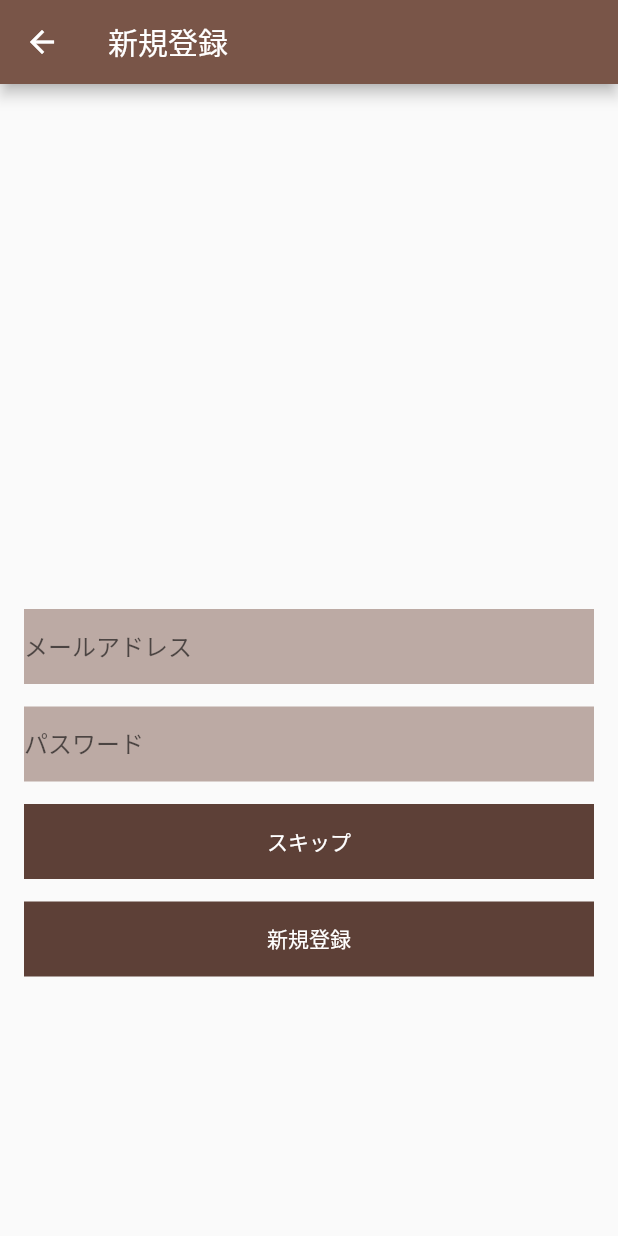
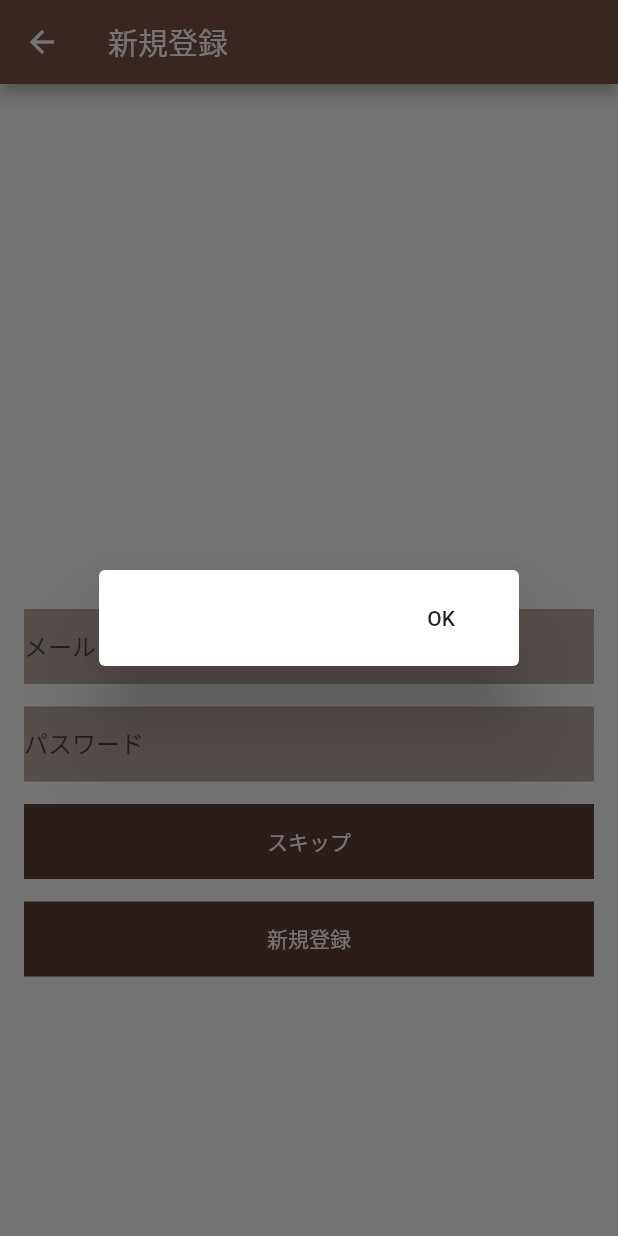
Before and after one commit to sakurako-y0316/sakuline, a Flutter app: the SignUpScreen screen opened directly, after a tap on "新規登録", on a phone screen of 412 x 824 dp. Run offline on Flutter 3.47's test engine with Material 2 defaults, Android fonts, the phone set to English and light mode, and no system bars; our stand-ins replace cloud_firestore, firebase_auth, freezed_annotation, random_string, state_notifier; missing offline and left inert: freezed; accounts and stored records are empty.

Commit message:
新規登録　作業中

```diff
--- a/lib/screen/signup_screen.dart
+++ b/lib/screen/signup_screen.dart
@@ -1,15 +1,24 @@
 import 'package:flutter/material.dart';
+import 'package:provider/provider.dart';
+import 'package:sakura_line/view_model/signup_screen_view_model.dart';
 
 import 'top_screen.dart';
 
 class SignUpScreen extends StatelessWidget {
   @override
   Widget build(BuildContext context) {
-    return Scaffold(
+    final mailController = TextEditingController();
+    final passwordController = TextEditingController();
+
+    return ChangeNotifierProvider<SignUpScreenViewModel>(
+      create: (_) => SignUpScreenViewModel(),
+      child: Scaffold(
         appBar: AppBar(
           title: Text('新規登録'),
         ),
-      body: SingleChildScrollView(
+        body: Consumer<SignUpScreenViewModel>(
+            builder: (context, viewmodel, child) {
+          return SingleChildScrollView(
             child: Column(
               children: <Widget>[
                 SizedBox(
@@ -20,6 +29,10 @@ class SignUpScreen extends StatelessWidget {
                   height: 50,
                   margin: EdgeInsets.only(left: 16, right: 16),
                   child: TextField(
+                    onChanged: (text) {
+                      viewmodel.mail = text;
+                    },
+                    controller: mailController,
                     decoration: InputDecoration(
                       hintText: 'メールアドレス',
                       border: InputBorder.none,
@@ -29,8 +42,13 @@ class SignUpScreen extends StatelessWidget {
                 Container(
                   color: Colors.brown[200],
                   height: 50,
-              margin: EdgeInsets.only(left: 16, right: 16, top: 15, bottom: 15),
+                  margin:
+                      EdgeInsets.only(left: 16, right: 16, top: 15, bottom: 15),
                   child: TextField(
+                    onChanged: (text) {
+                      viewmodel.password = text;
+                    },
+                    controller: passwordController,
                     decoration: InputDecoration(
                       hintText: 'パスワード',
                       border: InputBorder.none,
@@ -65,7 +83,14 @@ class SignUpScreen extends StatelessWidget {
                   height: 50,
                   margin: EdgeInsets.only(left: 16, right: 16),
                   child: FlatButton(
-                  onPressed: () {},
+                      onPressed: () async {
+                        try {
+                          await viewmodel.signUp();
+                          _showDialog(context, '登録完了しました');
+                        } catch (e) {
+                          _showDialog(context, e.toString());
+                        }
+                      },
                       child: Text(
                         '新規登録',
                         style: TextStyle(color: Colors.white),
@@ -73,7 +98,25 @@ class SignUpScreen extends StatelessWidget {
                 )
               ],
             ),
+          );
+        }),
       ),
     );
   }
+
+  Future _showDialog(BuildContext context, String title) async {
+    showDialog(
+        context: context,
+        builder: (BuildContext context) {
+          return AlertDialog(
+            actions: <Widget>[
+              FlatButton(
+                  onPressed: () {
+                    Navigator.of(context).pop();
+                  },
+                  child: Text('OK'))
+            ],
+          );
+        });
   }
+}
--- /dev/null
+++ b/lib/view_model/signup_screen_view_model.dart
@@ -0,0 +1,29 @@
+import 'package:cloud_firestore/cloud_firestore.dart';
+import 'package:firebase_auth/firebase_auth.dart';
+import 'package:flutter/material.dart';
+
+class SignUpScreenViewModel extends ChangeNotifier {
+  String mail = '';
+  String password = '';
+
+  final FirebaseAuth _auth = FirebaseAuth.instance;
+
+  Future signUp() async {
+    if (mail.isEmpty) {
+      throw ('メールアドレスを入力してください');
+    }
+    if (password.isEmpty) {
+      throw ('パスワードを入力してください');
+    }
+
+    final FirebaseUser user = (await _auth.createUserWithEmailAndPassword(
+            email: mail, password: password))
+        .user;
+    final email = user.email;
+
+    Firestore.instance.collection('user').add({
+      'email': email,
+      'createdAt': Timestamp.now(),
+    });
+  }
+}
--- a/pubspec.yaml
+++ b/pubspec.yaml
@@ -11,8 +11,8 @@ environment:
 dependencies:
   flutter:
     sdk: flutter
-  # firebase_storage: ^3.1.6
-  # firebase_auth: ^0.16.1
+  firebase_storage: ^3.1.6
+  firebase_auth: ^0.16.1
   pedantic_mono: ^1.9.1
   state_notifier: ^0.5.0
   intl: ^0.15.7
```
Also changed, not shown: lib/screen/login_screen.dart (+11 -3 lines), lib/view_model/login_screen_view_model.dart (added, +22 -0 lines), pubspec.lock. Lines whose indentation alone changed are shown as unchanged.
